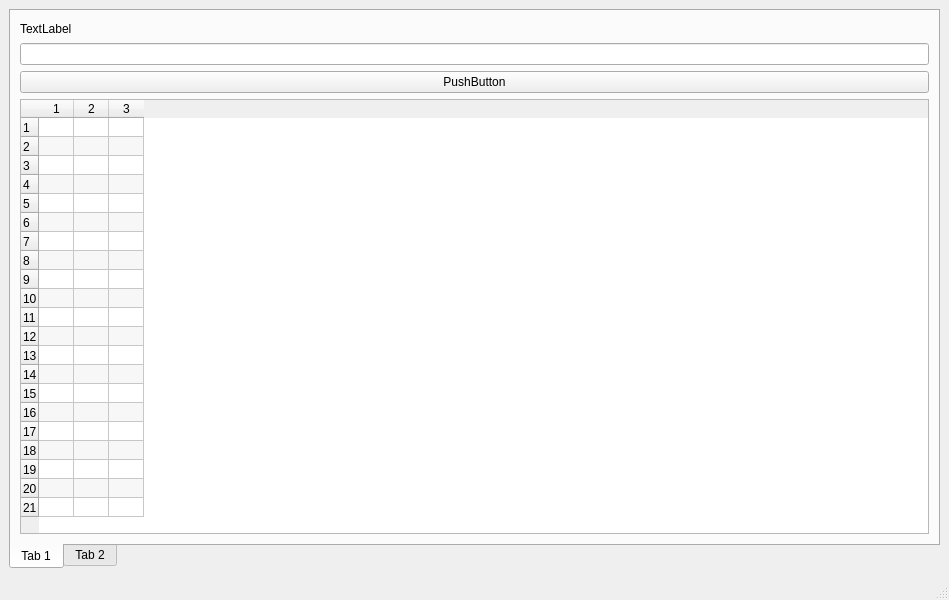
Qt form TMW.ui (clamgee/python-code) before a commit.
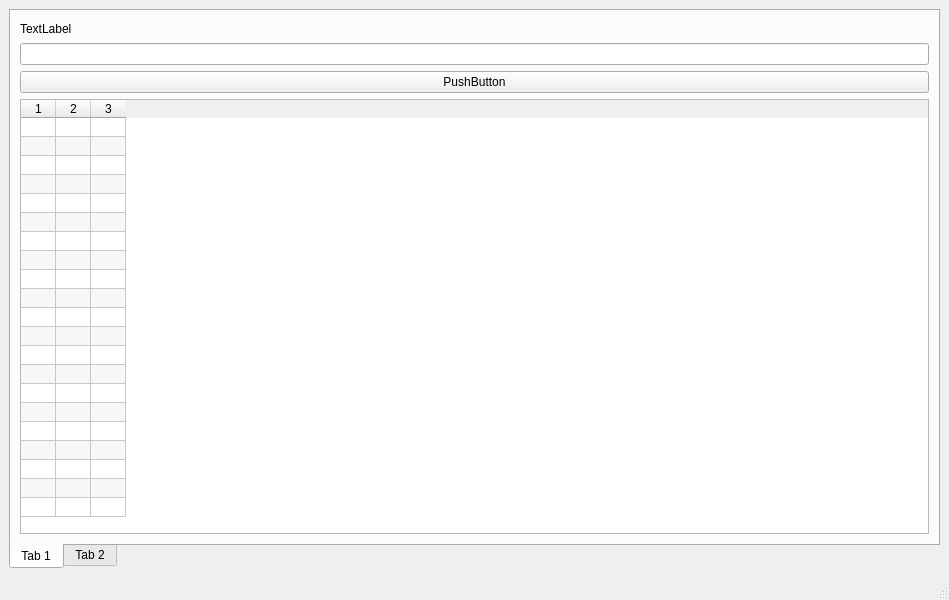
The same form after that commit.

The edit to the form file:
```diff
--- a/TMW.ui
+++ b/TMW.ui
@@ -92,7 +92,7 @@
                <bool>false</bool>
               </attribute>
               <attribute name="verticalHeaderVisible">
-               <bool>true</bool>
+               <bool>false</bool>
               </attribute>
               <attribute name="verticalHeaderCascadingSectionResizes">
                <bool>true</bool>
```
